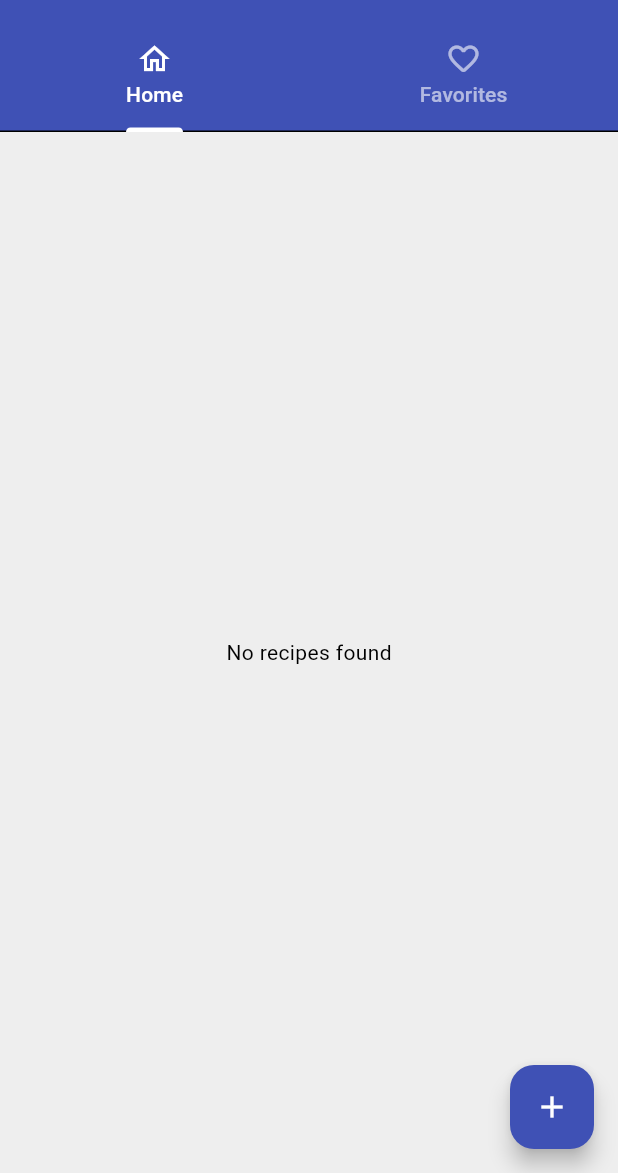
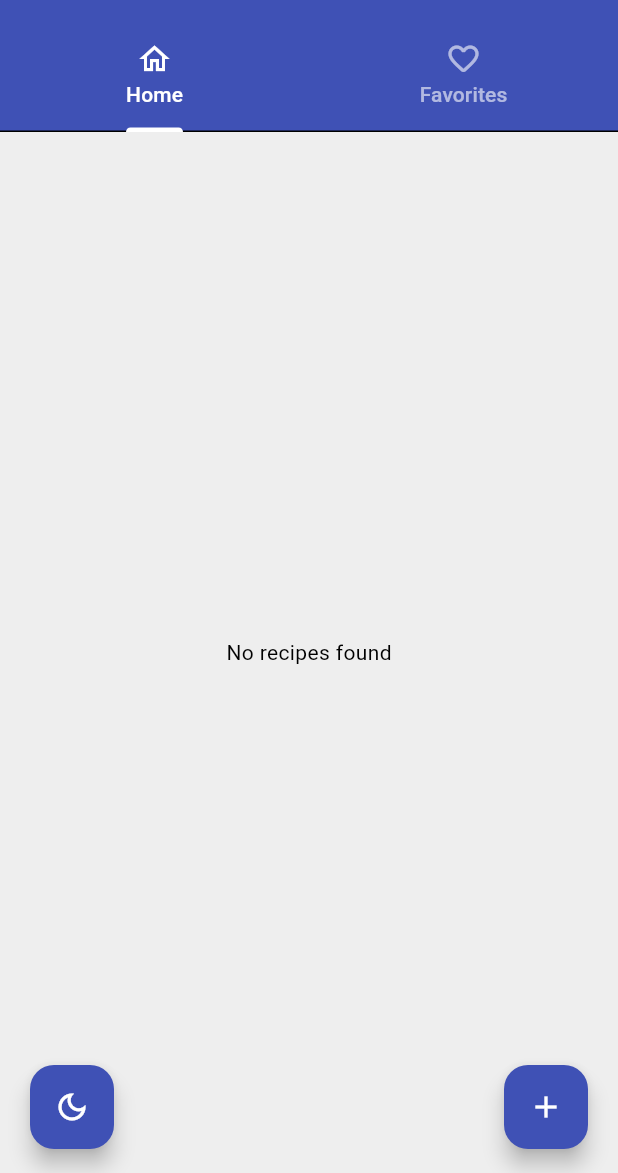
Before and after one commit to RickyBv1/recipe_book_flutter, a Flutter app: the screen it shows after launch, on a phone screen of 412 x 824 dp, the part 63-1236 px from its top. Run offline on Flutter 3.47's test engine with Material 3 defaults, Android fonts, the light colour scheme and no system bars; network calls fail.

Commit message:
Refactor theming implementation: Introduce ThemeProvider for dynamic theme management, update MyApp and HomeScreen to utilize the provider for theme toggling, enhancing user experience with light and dark mode support.

```diff
--- a/lib/main.dart
+++ b/lib/main.dart
@@ -3,7 +3,7 @@ import 'package:recipe_book_flutter/screens/home_screen.dart';
 import 'package:recipe_book_flutter/screens/favorite_recipes_screen.dart';
 import 'package:provider/provider.dart';
 import 'package:recipe_book_flutter/providers/recipes_provider.dart';
-import 'package:recipe_book_flutter/theme/theme.dart';
+import 'package:recipe_book_flutter/providers/theme_provider.dart';
 
 void main() {
   runApp(const MyApp());
@@ -17,13 +17,17 @@ class MyApp extends StatelessWidget {
     return MultiProvider(
       providers: [
         ChangeNotifierProvider(create: (context) => RecipesProvider()),
+        ChangeNotifierProvider(create: (context) => ThemeProvider()),
       ],
-      child: MaterialApp(
-        theme: lightMode,
-        darkTheme: darkMode,
-        debugShowCheckedModeBanner: false,
-        title: 'Recipe Book',
-        home: const RecipeBook(),
+      child: Consumer<ThemeProvider>(
+        builder: (context, themeProvider, child) {
+          return MaterialApp(
+            theme: themeProvider.themeData,
+            debugShowCheckedModeBanner: false,
+            title: 'Recipe Book',
+            home: const RecipeBook(),
+          );
+        },
       ),
     );
   }
--- /dev/null
+++ b/lib/providers/theme_provider.dart
@@ -0,0 +1,17 @@
+import 'package:flutter/material.dart';
+import 'package:recipe_book_flutter/theme/theme.dart';
+
+class ThemeProvider extends ChangeNotifier {
+  ThemeData _themeData = lightMode;
+  ThemeData get themeData => _themeData;
+
+  set themeData(ThemeData theme) {
+    _themeData = theme;
+    notifyListeners();
+  }
+
+  void toggleTheme() {
+    _themeData = _themeData == lightMode ? darkMode : lightMode;
+    notifyListeners();
+  }
+}
--- a/lib/screens/home_screen.dart
+++ b/lib/screens/home_screen.dart
@@ -3,6 +3,7 @@ import 'package:provider/provider.dart';
 import 'package:recipe_book_flutter/models/recipe_model.dart';
 import 'package:recipe_book_flutter/screens/recipe_detail.dart';
 import 'package:recipe_book_flutter/providers/recipes_provider.dart';
+import 'package:recipe_book_flutter/providers/theme_provider.dart';
 
 class HomeScreen extends StatelessWidget {
   const HomeScreen({super.key});
@@ -33,13 +34,44 @@ class HomeScreen extends StatelessWidget {
           }
         },
       ),
-      floatingActionButton: FloatingActionButton(
-        backgroundColor: Theme.of(context).colorScheme.primary,
-        child: Icon(Icons.add, color: Colors.white),
-        onPressed: () {
-          _showButton(context);
-        },
+      floatingActionButton: Row(
+        mainAxisAlignment: MainAxisAlignment.spaceBetween,
+        children: [
+          Padding(
+            padding: const EdgeInsets.only(left: 20.0),
+            child: FloatingActionButton(
+              backgroundColor: Theme.of(context).colorScheme.primary,
+              onPressed: () {
+                Provider.of<ThemeProvider>(
+                  context,
+                  listen: false,
+                ).toggleTheme();
+              },
+              child: Consumer<ThemeProvider>(
+                builder: (context, themeProvider, child) {
+                  return Icon(
+                    themeProvider.themeData.brightness == Brightness.dark
+                        ? Icons.light_mode_outlined
+                        : Icons.dark_mode_outlined,
+                    color: Colors.white,
+                  );
+                },
+              ),
+            ),
+          ),
+          Padding(
+            padding: const EdgeInsets.only(right: 20.0),
+            child: FloatingActionButton(
+              backgroundColor: Theme.of(context).colorScheme.primary,
+              child: Icon(Icons.add, color: Colors.white),
+              onPressed: () {
+                _showButton(context);
+              },
+            ),
+          ),
+        ],
       ),
+      floatingActionButtonLocation: FloatingActionButtonLocation.centerFloat,
     );
   }
 
```
